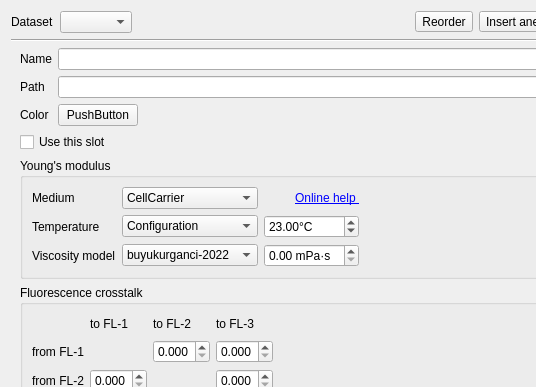
First picture: the form in shapeout2/gui/analysis/ana_slot.ui, repository ZELLMECHANIK-DRESDEN/ShapeOut2, before the edit; both pictures show x 0 to 536 and y 0 to 387 of the 701 by 676 pixel window.
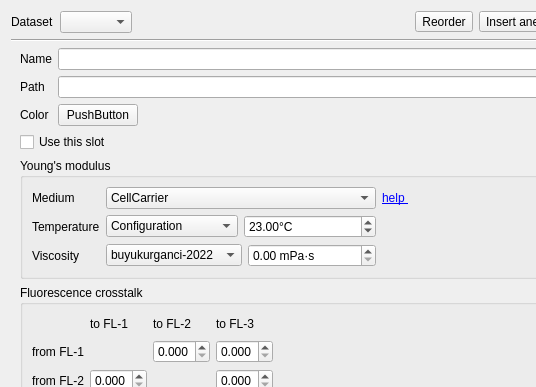
Second picture: the form after the edit. Icons and pictures are not drawn. Custom widgets are drawn as their Qt base class.

Commit message: docs: update docs with more info on new viscosity model (close #136)

Patch:
```diff
--- a/shapeout2/gui/analysis/ana_slot.ui
+++ b/shapeout2/gui/analysis/ana_slot.ui
@@ -214,7 +214,23 @@
           </property>
          </widget>
         </item>
-        <item row="2" column="2">
+        <item row="2" column="0">
+         <widget class="QLabel" name="label_8">
+          <property name="text">
+           <string>Viscosity</string>
+          </property>
+         </widget>
+        </item>
+        <item row="1" column="0">
+         <widget class="QLabel" name="label_temp">
+          <property name="text">
+           <string>Temperature</string>
+          </property>
+         </widget>
+        </item>
+        <item row="2" column="1">
+         <layout class="QHBoxLayout" name="horizontalLayout_3">
+          <item>
          <widget class="QComboBox" name="comboBox_visc_model">
           <item>
            <property name="text">
@@ -228,39 +244,7 @@
           </item>
          </widget>
         </item>
-        <item row="0" column="2">
-         <widget class="QComboBox" name="comboBox_medium">
-          <property name="currentIndex">
-           <number>0</number>
-          </property>
           <item>
-           <property name="text">
-            <string>CellCarrier</string>
-           </property>
-          </item>
-          <item>
-           <property name="text">
-            <string>CellCarrier B</string>
-           </property>
-          </item>
-          <item>
-           <property name="text">
-            <string>water</string>
-           </property>
-          </item>
-          <item>
-           <property name="text">
-            <string>other</string>
-           </property>
-          </item>
-          <item>
-           <property name="text">
-            <string>unknown</string>
-           </property>
-          </item>
-         </widget>
-        </item>
-        <item row="2" column="3">
          <widget class="DoubleSpinBoxNan" name="doubleSpinBox_visc">
           <property name="showGroupSeparator" stdset="0">
            <bool>false</bool>
@@ -270,7 +254,30 @@
           </property>
          </widget>
         </item>
-        <item row="1" column="3">
+         </layout>
+        </item>
+        <item row="1" column="1">
+         <layout class="QHBoxLayout" name="horizontalLayout_5">
+          <item>
+           <widget class="QComboBox" name="comboBox_temp">
+            <item>
+             <property name="text">
+              <string>Configuration</string>
+             </property>
+            </item>
+            <item>
+             <property name="text">
+              <string>Feature</string>
+             </property>
+            </item>
+            <item>
+             <property name="text">
+              <string>Manual</string>
+             </property>
+            </item>
+           </widget>
+          </item>
+          <item>
          <widget class="DoubleSpinBoxNan" name="doubleSpinBox_temp">
           <property name="wrapping">
            <bool>false</bool>
@@ -295,25 +302,34 @@
           </property>
          </widget>
         </item>
-        <item row="2" column="0">
-         <widget class="QLabel" name="label_8">
+         </layout>
+        </item>
+        <item row="0" column="1">
+         <layout class="QHBoxLayout" name="horizontalLayout_6">
+          <item>
+           <widget class="QComboBox" name="comboBox_medium">
+            <property name="sizePolicy">
+             <sizepolicy hsizetype="Expanding" vsizetype="Fixed">
+              <horstretch>0</horstretch>
+              <verstretch>0</verstretch>
+             </sizepolicy>
+            </property>
+            <property name="currentIndex">
+             <number>0</number>
+            </property>
+            <item>
           <property name="text">
-           <string>Viscosity model</string>
-          </property>
-         </widget>
-        </item>
-        <item row="1" column="0">
-         <widget class="QLabel" name="label_temp">
+              <string>CellCarrier</string>
+             </property>
+            </item>
+            <item>
           <property name="text">
-           <string>Temperature</string>
-          </property>
-         </widget>
-        </item>
-        <item row="1" column="2">
-         <widget class="QComboBox" name="comboBox_temp">
+              <string>CellCarrier B</string>
+             </property>
+            </item>
           <item>
            <property name="text">
-            <string>Configuration</string>
+              <string>water</string>
            </property>
           </item>
           <item>
@@ -328,10 +344,12 @@
           </item>
          </widget>
         </item>
-        <item row="0" column="3">
+         </layout>
+        </item>
+        <item row="0" column="4">
          <widget class="QLabel" name="label_5">
           <property name="text">
-           <string>&lt;a href=&quot;https://shapeout2.readthedocs.io/en/stable/sec_qg_youngs_modulus.html&quot;&gt; Online help &lt;/a&gt;</string>
+           <string>&lt;a href=&quot;https://shapeout2.readthedocs.io/en/stable/sec_qg_youngs_modulus.html&quot;&gt; help &lt;/a&gt;</string>
           </property>
           <property name="alignment">
            <set>Qt::AlignRight|Qt::AlignTrailing|Qt::AlignVCenter</set>
```
Left out of the diff: 7 changed lines with no effect on the pictures. Lines whose indentation alone changed are shown as unchanged. The commit also changes 15 other files.
